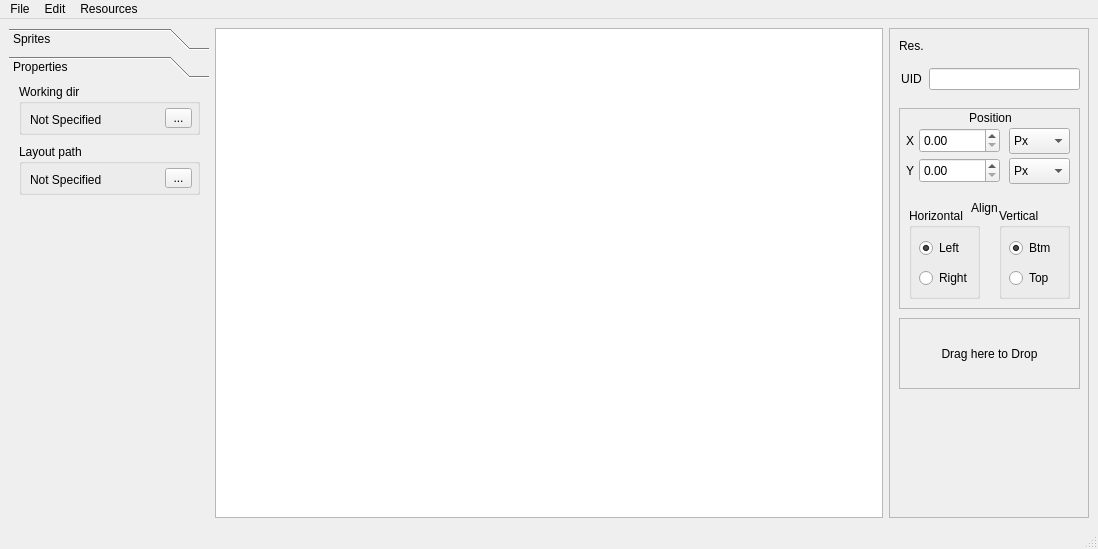
Nepherhotep/terevaka-ui-builder, file designer.ui: the form before one commit.
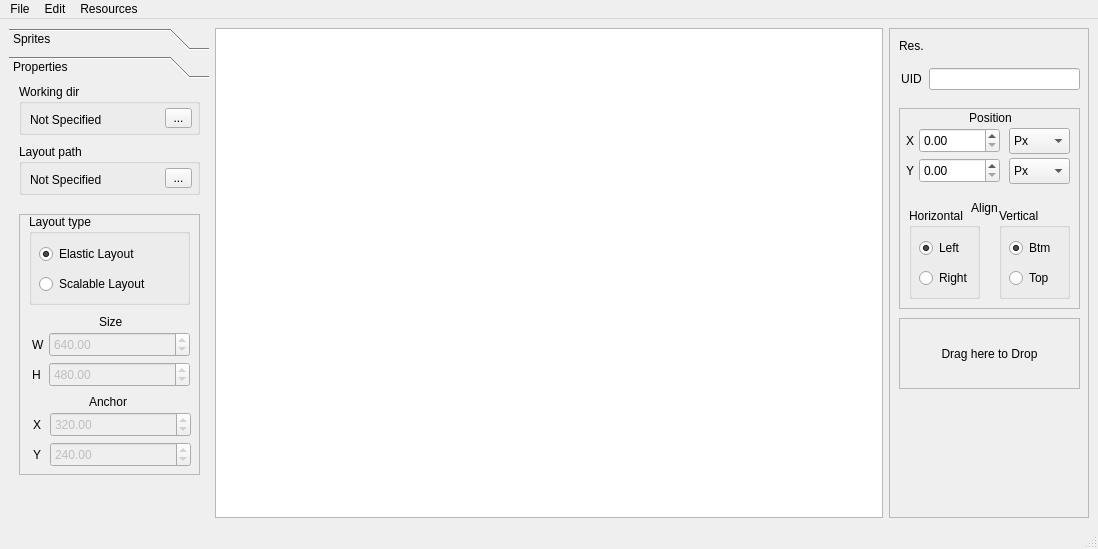
The form after the commit. The open tabs and pages were chosen to show the change. Custom widgets are drawn as their Qt base class.

Commit message: Added configuration for layout types

Patch:
```diff
--- a/designer.ui
+++ b/designer.ui
@@ -165,6 +165,233 @@
            </property>
           </widget>
          </widget>
+         <widget class="QFrame" name="frame_3">
+          <property name="geometry">
+           <rect>
+            <x>10</x>
+            <y>130</y>
+            <width>181</width>
+            <height>261</height>
+           </rect>
+          </property>
+          <property name="frameShape">
+           <enum>QFrame::StyledPanel</enum>
+          </property>
+          <property name="frameShadow">
+           <enum>QFrame::Raised</enum>
+          </property>
+          <widget class="QLabel" name="label_6">
+           <property name="geometry">
+            <rect>
+             <x>13</x>
+             <y>120</y>
+             <width>16</width>
+             <height>21</height>
+            </rect>
+           </property>
+           <property name="text">
+            <string>W</string>
+           </property>
+          </widget>
+          <widget class="QLabel" name="label_7">
+           <property name="geometry">
+            <rect>
+             <x>13</x>
+             <y>150</y>
+             <width>16</width>
+             <height>21</height>
+            </rect>
+           </property>
+           <property name="text">
+            <string>H</string>
+           </property>
+          </widget>
+          <widget class="QDoubleSpinBox" name="layoutHeightSpinBox">
+           <property name="enabled">
+            <bool>false</bool>
+           </property>
+           <property name="geometry">
+            <rect>
+             <x>30</x>
+             <y>148</y>
+             <width>141</width>
+             <height>25</height>
+            </rect>
+           </property>
+           <property name="decimals">
+            <number>2</number>
+           </property>
+           <property name="maximum">
+            <double>99999.990000000005239</double>
+           </property>
+           <property name="value">
+            <double>480.000000000000000</double>
+           </property>
+          </widget>
+          <widget class="QDoubleSpinBox" name="layoutWidthSpinBox">
+           <property name="enabled">
+            <bool>false</bool>
+           </property>
+           <property name="geometry">
+            <rect>
+             <x>30</x>
+             <y>118</y>
+             <width>141</width>
+             <height>25</height>
+            </rect>
+           </property>
+           <property name="toolTip">
+            <string comment="Layout Width"/>
+           </property>
+           <property name="decimals">
+            <number>2</number>
+           </property>
+           <property name="maximum">
+            <double>99999.000000000000000</double>
+           </property>
+           <property name="value">
+            <double>640.000000000000000</double>
+           </property>
+          </widget>
+          <widget class="QGroupBox" name="groupBox_3">
+           <property name="geometry">
+            <rect>
+             <x>10</x>
+             <y>0</y>
+             <width>161</width>
+             <height>91</height>
+            </rect>
+           </property>
+           <property name="title">
+            <string>Layout type</string>
+           </property>
+           <widget class="QRadioButton" name="elasticLayoutRadio">
+            <property name="geometry">
+             <rect>
+              <x>10</x>
+              <y>30</y>
+              <width>131</width>
+              <height>20</height>
+             </rect>
+            </property>
+            <property name="text">
+             <string>Elastic Layout</string>
+            </property>
+            <property name="checked">
+             <bool>true</bool>
+            </property>
+           </widget>
+           <widget class="QRadioButton" name="scalableLayoutRadio">
+            <property name="geometry">
+             <rect>
+              <x>10</x>
+              <y>60</y>
+              <width>131</width>
+              <height>20</height>
+             </rect>
+            </property>
+            <property name="text">
+             <string>Scalable Layout</string>
+            </property>
+           </widget>
+          </widget>
+          <widget class="QLabel" name="label_8">
+           <property name="geometry">
+            <rect>
+             <x>14</x>
+             <y>230</y>
+             <width>20</width>
+             <height>21</height>
+            </rect>
+           </property>
+           <property name="text">
+            <string>Y</string>
+           </property>
+          </widget>
+          <widget class="QDoubleSpinBox" name="anchorYSpinBox">
+           <property name="enabled">
+            <bool>false</bool>
+           </property>
+           <property name="geometry">
+            <rect>
+             <x>31</x>
+             <y>228</y>
+             <width>141</width>
+             <height>25</height>
+            </rect>
+           </property>
+           <property name="decimals">
+            <number>2</number>
+           </property>
+           <property name="maximum">
+            <double>99999.990000000005239</double>
+           </property>
+           <property name="value">
+            <double>240.000000000000000</double>
+           </property>
+          </widget>
+          <widget class="QDoubleSpinBox" name="anchorXSpinBox">
+           <property name="enabled">
+            <bool>false</bool>
+           </property>
+           <property name="geometry">
+            <rect>
+             <x>31</x>
+             <y>198</y>
+             <width>141</width>
+             <height>25</height>
+            </rect>
+           </property>
+           <property name="decimals">
+            <number>2</number>
+           </property>
+           <property name="maximum">
+            <double>99999.000000000000000</double>
+           </property>
+           <property name="value">
+            <double>320.000000000000000</double>
+           </property>
+          </widget>
+          <widget class="QLabel" name="label_11">
+           <property name="geometry">
+            <rect>
+             <x>14</x>
+             <y>200</y>
+             <width>16</width>
+             <height>21</height>
+            </rect>
+           </property>
+           <property name="text">
+            <string>X</string>
+           </property>
+          </widget>
+          <widget class="QLabel" name="label_12">
+           <property name="geometry">
+            <rect>
+             <x>70</x>
+             <y>180</y>
+             <width>51</width>
+             <height>16</height>
+            </rect>
+           </property>
+           <property name="text">
+            <string>Anchor</string>
+           </property>
+          </widget>
+          <widget class="QLabel" name="label_13">
+           <property name="geometry">
+            <rect>
+             <x>80</x>
+             <y>100</y>
+             <width>31</width>
+             <height>16</height>
+            </rect>
+           </property>
+           <property name="text">
+            <string>Size</string>
+           </property>
+          </widget>
+         </widget>
         </widget>
        </widget>
       </item>
```
Left out of the diff: 6 changed lines with no effect on the pictures. The commit also changes 3 other files.
